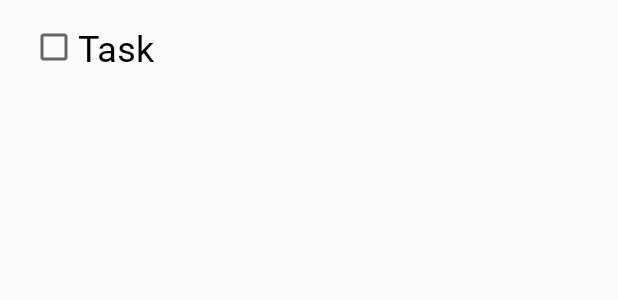
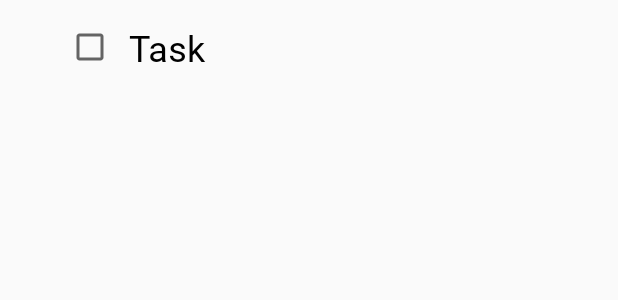
Before and after one commit to teamgeoplanner/GeoPlanner, an Android app: the layout tasks_singlerow.xml on its own in the app's theme, with its tools: preview values and no code run, on a phone screen of 412 x 824 dp. Shown: the top 300 px of the screen. Run offline under Robolectric (Android 15) with nearby library versions, the phone set to English and light mode, and no system bars.

Commit message:
made some new changes

```diff
--- a/app/src/main/java/com/example/geoplanner/myadapter.java
+++ b/app/src/main/java/com/example/geoplanner/myadapter.java
@@ -36,7 +36,7 @@ public class myadapter extends FirebaseRecyclerAdapter<model, myadapter.myviewho
             }
         });
 
-        holder.taskName.setOnCheckedChangeListener(new CompoundButton.OnCheckedChangeListener() {
+        holder.cb.setOnCheckedChangeListener(new CompoundButton.OnCheckedChangeListener() {
             @Override
             public void onCheckedChanged(CompoundButton compoundButton, boolean b) {
 
@@ -61,14 +61,16 @@ public class myadapter extends FirebaseRecyclerAdapter<model, myadapter.myviewho
 
     public class myviewholder extends RecyclerView.ViewHolder {
 
-        CheckBox taskName;
+        TextView taskName;
         RelativeLayout taskClick;
+        CheckBox cb;
 
         public myviewholder(@NonNull View itemView) {
             super(itemView);
 
             taskName = itemView.findViewById(R.id.txtTaskName);
             taskClick = itemView.findViewById(R.id.taskArea);
+            cb = itemView.findViewById(R.id.chkBox);
 
         }
     }
--- a/app/src/main/res/layout/tasks_singlerow.xml
+++ b/app/src/main/res/layout/tasks_singlerow.xml
@@ -10,12 +10,24 @@
     android:id="@+id/taskArea">
 
     <CheckBox
+        android:id="@+id/chkBox"
+        android:layout_width="wrap_content"
+        android:layout_height="wrap_content"
+        android:textSize="24dp"
+        android:fontFamily="@font/sf_pro_display_light"
+        android:textColor="@color/black"
+        android:layout_marginLeft="24dp"
+        android:text="" />
+
+    <TextView
         android:id="@+id/txtTaskName"
         android:layout_width="wrap_content"
         android:layout_height="wrap_content"
         android:textSize="24dp"
         android:fontFamily="@font/sf_pro_display_light"
         android:textColor="@color/black"
-        android:text="Task" />
+        android:text="Task"
+        android:layout_toRightOf="@id/chkBox"
+        android:paddingLeft="10dp"/>
 
 </RelativeLayout>
```
Also changed, not shown: app/src/main/java/com/example/geoplanner/TasksFragment.java (+45 -7 lines).
